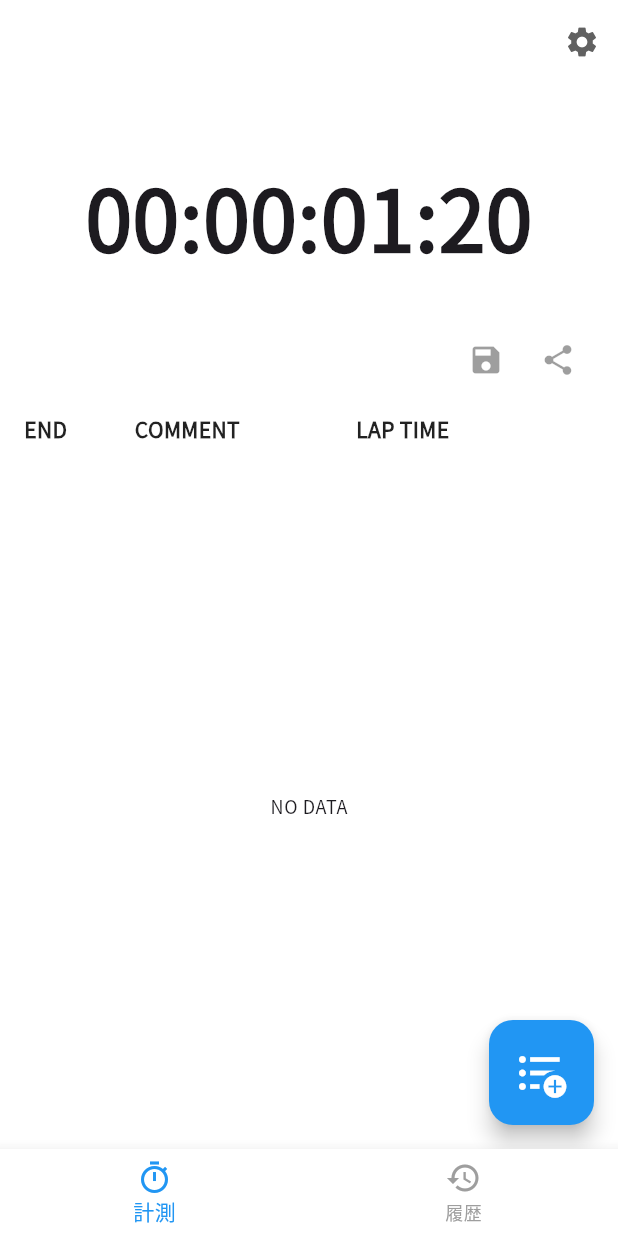
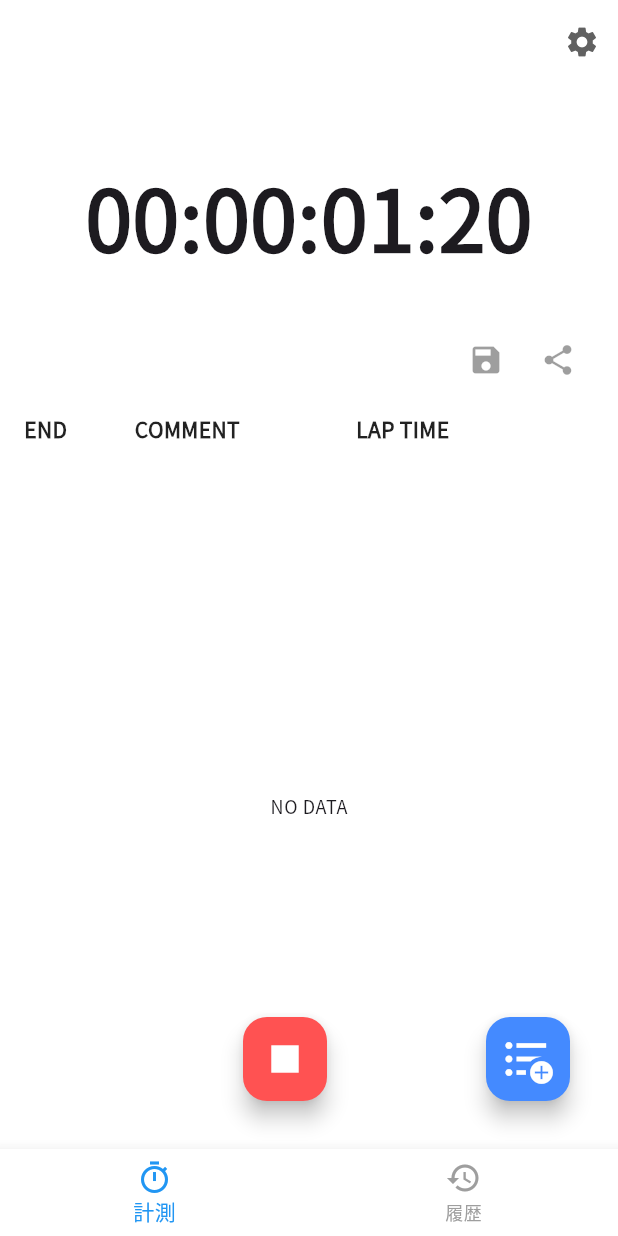
Before and after one commit to kmzk-dev/activity_watch, a Flutter app: the screen it shows after launch, after a tap on the "play arrow" icon, on a phone screen of 412 x 824 dp. Run offline on Flutter 3.47's test engine with Material 3 defaults, Android fonts, the phone set to English and light mode, and no system bars; our stand-ins replace google_fonts, share_plus, shared_preferences, visibility_detector.

Commit message:
feat: Improve FAB functionality on Stopwatch screen
This commit refactors the Floating Action Button (FAB) behavior on the Stopwatch screen as follows:

- Separated FABs into two distinct buttons: a "Start/Stop button" and a "Lap Record button".
- Positioned the "Start/Stop button" at the bottom center of the screen.
    - When the stopwatch is stopped, it displays a "Start" icon. Pressing it starts the measurement.
    - When the stopwatch is running, it displays a "Stop" icon. Pressing it automatically records a final log with the comment "(Activity ended)" and stops the measurement.
- Positioned the "Lap Record button" at the bottom right of the screen.
    - It is enabled only when the stopwatch is running.
    - Pressing it instantly records a lap log with the comment "(Lap recorded)" without showing a dialog.

These changes clarify the function of each button, allowing for a more intuitive user experience.

```diff
--- a/lib/screens/stopwatch_screen.dart
+++ b/lib/screens/stopwatch_screen.dart
@@ -8,10 +8,10 @@ import '../models/log_entry.dart';
 
 import '../utils/time_formatters.dart';
 import '../utils/log_exporter.dart';
-import '../utils/dialog_utils.dart';
+import '../utils/dialog_utils.dart'; // showLogCommentEditDialog のために残す
 import '../utils/session_dialog_utils.dart';
 import '../utils/session_storage.dart';
-import '../utils/string_utils.dart';
+import '../utils/string_utils.dart'; //  _showEditLogDialog のために残す
 
 import './widgets/custom_app_bar.dart';
 import './widgets/log_table.dart';
@@ -44,6 +44,7 @@ class _StopwatchScreenWidgetState extends State<StopwatchScreenWidget> with Widg
   void initState() {
     super.initState();
     WidgetsBinding.instance.addObserver(this); // オブザーバーを登録
+    // _showEditLogDialog でサジェスチョンを利用するため、初期ロードは残す
     WidgetsBinding.instance.addPostFrameCallback((_) {
       if (mounted) {
         loadSuggestionsFromPrefs(force: true);
@@ -84,6 +85,7 @@ class _StopwatchScreenWidgetState extends State<StopwatchScreenWidget> with Widg
     }
   }
 
+  // サジェスチョンをロードする関数 (主にログ編集ダイアログ用)
   Future<void> loadSuggestionsFromPrefs({bool force = false}) async {
     if (!force && _lastSuggestionsLoadTime != null && DateTime.now().difference(_lastSuggestionsLoadTime!) < const Duration(seconds: 1)) {
       return;
@@ -113,82 +115,99 @@ class _StopwatchScreenWidgetState extends State<StopwatchScreenWidget> with Widg
     });
   }
 
-  void _handleFABPress() async {
-    if (_isRunning) { // ラップ記録または停止
-      await loadSuggestionsFromPrefs(force: true);
-      if (!mounted) return;
+  // 計測を開始するメソッド
+  void _handleStartStopwatch() {
+    setState(() {
+      _logs.clear();
+      _stopwatch.reset(); // Stopwatchはリセット
+      _currentActualSessionStartTime = DateTime.now(); // 絶対開始時刻を記録
+      _elapsedTime = '00:00:00:00';
 
-      // 現在の経過時間を絶対開始時刻からの差分で計算
-      final Duration currentElapsedDuration = _currentActualSessionStartTime != null
-          ? DateTime.now().difference(_currentActualSessionStartTime!)
-          : Duration.zero;
-      final String currentTimeForLog = formatLogTime(currentElapsedDuration);
+      _stopwatch.start(); // Stopwatchを開始（主にisRunning状態の管理のため）
+      _isRunning = true;
+      _startTimer(); // カスタムタイマーを開始
+    });
+  }
 
-      final Map<String, dynamic>? result = await showAddNewLogDialog(
-        context: context,
-        timeForLogDialog: currentTimeForLog,
-        commentSuggestions: _commentSuggestions,
-        katakanaToHiraganaConverter: katakanaToHiragana,
-        availableColorLabels: colorLabels,
-        initialSelectedColorLabel: colorLabels.keys.first,
-      );
+  // 計測を停止し、最終ログを自動記録するメソッド
+  void _handleStopStopwatch() {
+    if (!_isRunning || _currentActualSessionStartTime == null) return;
 
-      if (result != null && mounted) {
-        final String memo = result['memo'] as String;
-        final String colorLabel = result['colorLabel'] as String;
-        final String action = result['action'] as String;
+    final Duration currentElapsedDuration = DateTime.now().difference(_currentActualSessionStartTime!);
+    final String currentTimeForLog = formatLogTime(currentElapsedDuration);
+    final String startTime = _logs.isEmpty ? '00:00:00' : _logs.last.endTime;
 
-        final String startTime = _logs.isEmpty ? '00:00:00' : _logs.last.endTime;
-        final newLog = LogEntry(
-          actualSessionStartTime: _currentActualSessionStartTime!,
-          startTime: startTime,
-          endTime: currentTimeForLog, // 正確な終了時刻
-          memo: memo,
-          colorLabelName: colorLabel,
-        );
-        newLog.calculateDuration(); // LogEntry内部のdurationもこれで計算される
-        setState(() {
-          _logs.add(newLog);
-        });
+    final newLog = LogEntry(
+      actualSessionStartTime: _currentActualSessionStartTime!,
+      startTime: startTime,
+      endTime: currentTimeForLog,
+      memo: '(活動終了)', // 固定コメント
+      colorLabelName: colorLabels.keys.first, // デフォルトの色ラベル
+    );
+    newLog.calculateDuration();
 
-        if (action == 'stop') {
-          _stopCounter();
-        }
-      }
-      if (mounted) {
-        FocusScope.of(context).unfocus();
-      }
-    } else { // 計測開始
+    if (mounted) {
       setState(() {
-        _logs.clear();
-        _stopwatch.reset(); // Stopwatchはリセット
-        _currentActualSessionStartTime = DateTime.now(); // 絶対開始時刻を記録
-        _elapsedTime = '00:00:00:00';
-
-        _stopwatch.start(); // Stopwatchを開始（主にisRunning状態の管理のため）
-        _isRunning = true;
-        _startTimer(); // カスタムタイマーを開始
+        _logs.add(newLog);
+        _timer?.cancel();
+        _stopwatch.stop();
+        _isRunning = false;
+        _elapsedTime = formatDisplayTime(currentElapsedDuration); // 最終時間を表示
       });
+      FocusScope.of(context).unfocus();
     }
   }
 
-  void _stopCounter() {
+
+  // ラップを記録するメソッド（ダイアログ表示なし、即時記録）
+  void _handleLapRecord() {
+    if (!_isRunning || _currentActualSessionStartTime == null) return; // 計測中でなければ何もしない
+
+    // 現在の経過時間を絶対開始時刻からの差分で計算
+    final Duration currentElapsedDuration = DateTime.now().difference(_currentActualSessionStartTime!);
+    final String currentTimeForLog = formatLogTime(currentElapsedDuration);
+    final String startTime = _logs.isEmpty ? '00:00:00' : _logs.last.endTime;
+
+    final newLog = LogEntry(
+      actualSessionStartTime: _currentActualSessionStartTime!,
+      startTime: startTime,
+      endTime: currentTimeForLog, // 正確な終了時刻
+      memo: '(ラップ記録)', // 固定コメント
+      colorLabelName: colorLabels.keys.first, // デフォルトの色ラベル
+    );
+    newLog.calculateDuration(); // LogEntry内部のdurationもこれで計算される
+
     if (mounted) {
       setState(() {
-        if (_isRunning) {
-          _timer?.cancel();
-          _stopwatch.stop(); // Stopwatchを停止
-          _isRunning = false;
-          // 最終的な経過時間を絶対開始時刻からの差分で確定
-          if (_currentActualSessionStartTime != null) {
-            _elapsedTime = formatDisplayTime(DateTime.now().difference(_currentActualSessionStartTime!));
-          }
-        }
+        _logs.add(newLog);
       });
+      // 即時記録なのでフォーカス解除は不要な場合が多いが、念のため
+      // FocusScope.of(context).unfocus();
     }
   }
 
+  // _stopCounter は showAddNewLogDialog の 'stop' action でのみ使われる想定だったが、
+  // showAddNewLogDialog をラップ記録で使わなくなったため、このメソッドは現在どこからも呼び出されていない。
+  // 必要に応じて削除または再評価。
+  // void _stopCounter() {
+  //   if (mounted) {
+  //     setState(() {
+  //       if (_isRunning) {
+  //         _timer?.cancel();
+  //         _stopwatch.stop(); // Stopwatchを停止
+  //         _isRunning = false;
+  //         // 最終的な経過時間を絶対開始時刻からの差分で確定
+  //         if (_currentActualSessionStartTime != null) {
+  //           _elapsedTime = formatDisplayTime(DateTime.now().difference(_currentActualSessionStartTime!));
+  //         }
+  //       }
+  //     });
+  //   }
+  // }
+
+
   Future<void> _showEditLogDialog(int logIndex) async {
+    // ログ編集時にはサジェスチョンが必要なため、ロード処理を呼び出す
     await loadSuggestionsFromPrefs(force: true);
     if (!mounted) return;
 
@@ -198,7 +217,7 @@ class _StopwatchScreenWidgetState extends State<StopwatchScreenWidget> with Widg
       context: context,
       initialMemo: currentLog.memo,
       initialColorLabelName: currentLog.colorLabelName,
-      commentSuggestions: _commentSuggestions,
+      commentSuggestions: _commentSuggestions, // ここでサジェスチョンリストを渡す
       katakanaToHiraganaConverter: katakanaToHiragana,
       availableColorLabels: colorLabels,
     );
@@ -254,31 +273,19 @@ class _StopwatchScreenWidgetState extends State<StopwatchScreenWidget> with Widg
     }
   }
 
-  Widget _buildFloatingActionButton() {
-    if (!_isRunning) {
-      return FloatingActionButton(
-        onPressed: _handleFABPress,
-        tooltip: '開始',
-        heroTag: 'startFab',
-        child: const Icon(Icons.play_arrow, size: 36.0),
-      );
-    } else {
-      return FloatingActionButton(
-        onPressed: _handleFABPress,
-        tooltip: 'ラップ記録',
-        heroTag: 'lapRecordFab',
-        child: const Icon(Icons.format_list_bulleted_add, size: 36.0),
-      );
-    }
-  }
-
   @override
   Widget build(BuildContext context) {
+    final Color primaryColor = Theme.of(context).colorScheme.primary;
+    final Color stopColor = Colors.redAccent; // 停止ボタン用の色
+    final Color secondaryColor = Theme.of(context).colorScheme.secondary;
+    final Color disabledColor = Colors.grey[400]!;
+
     return VisibilityDetector(
       key: const Key('stopwatch_screen_widget_visibility_detector'),
       onVisibilityChanged: (visibilityInfo) {
         final visiblePercentage = visibilityInfo.visibleFraction * 100;
         if (mounted && visiblePercentage > 50) {
+          // _showEditLogDialog でサジェスチョンを使うため、画面表示時にもロードを試みる
           loadSuggestionsFromPrefs(force: true);
         }
       },
@@ -331,12 +338,41 @@ class _StopwatchScreenWidgetState extends State<StopwatchScreenWidget> with Widg
             ],
           ),
         ),
-        floatingActionButton: SizedBox(
-          width: 70.0,
-          height: 70.0,
-          child: _buildFloatingActionButton(),
+        floatingActionButton: Stack(
+          children: <Widget>[
+            Align(
+              alignment: Alignment.bottomCenter,
+              child: Padding(
+                padding: EdgeInsets.only(bottom: MediaQuery.of(context).padding.bottom + 16.0),
+                child: FloatingActionButton(
+                  onPressed: _isRunning ? _handleStopStopwatch : _handleStartStopwatch,
+                  tooltip: _isRunning ? '停止' : '開始',
+                  heroTag: 'startStopFab', // heroTagはユニークにする
+                  backgroundColor: _isRunning ? stopColor : primaryColor,
+                  foregroundColor: Colors.white,
+                  child: Icon(_isRunning ? Icons.stop : Icons.play_arrow, size: 36.0),
+                ),
+              ),
+            ),
+            Align(
+              alignment: Alignment.bottomRight,
+              child: Padding(
+                padding: EdgeInsets.only(
+                  bottom: MediaQuery.of(context).padding.bottom + 16.0,
+                  right: 16.0
+                ),
+                child: FloatingActionButton(
+                  onPressed: _isRunning ? _handleLapRecord : null, // 計測中のみ有効
+                  tooltip: 'ラップ記録',
+                  heroTag: 'lapRecordFab',
+                  backgroundColor: !_isRunning ? disabledColor : secondaryColor, // 計測中でなければ無効色
+                  foregroundColor: Colors.white,
+                  child: const Icon(Icons.format_list_bulleted_add, size: 36.0),
+                ),
+              ),
+            ),
+          ],
         ),
-        floatingActionButtonLocation: FloatingActionButtonLocation.endFloat,
       ),
     );
   }
```
